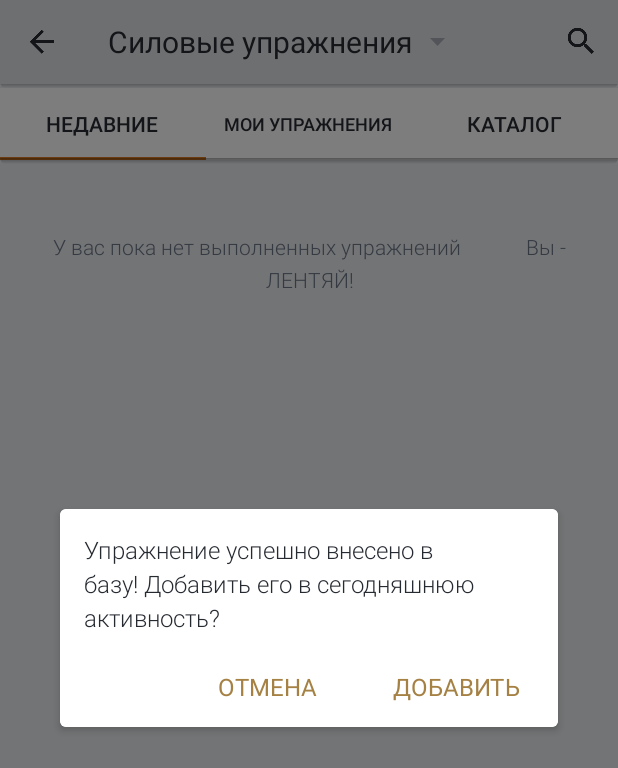
After one commit to Khavronsky/UnitedExercises, an Android app: the fragment AddExerciseToExecuteDialog placed in its activity, on a phone screen of 412 x 824 dp. The commit adds this screen. Shown: the top 768 px of the screen. Run offline under Robolectric (Android 15) with nearby library versions, the phone set to English and light mode, and no system bars; our stand-ins replace ButterKnife, Dagger/Hilt's generated code; libraries missing offline, so code that uses them is left out: rx.android.schedulers, rx.schedulers; 4 statements that could not run were skipped.

Commit message:
- Диалог добавления созданного упражнения в текущую активность - много исправлений

```diff
--- a/app/src/main/java/com/khavronsky/unitedexercises/presentation/exercise/create_new_exercises/new_cardio_exercise/CardioExerciseEditorActivity.java
+++ b/app/src/main/java/com/khavronsky/unitedexercises/presentation/exercise/create_new_exercises/new_cardio_exercise/CardioExerciseEditorActivity.java
@@ -31,6 +31,7 @@ import butterknife.Unbinder;
 
 import static android.view.View.GONE;
 import static android.view.View.VISIBLE;
+import static com.khavronsky.unitedexercises.presentation.exercise.exercise_performance.ExercisePerformActivity.MODEL_OF_EXERCISE;
 import static com.khavronsky.unitedexercises.presentation.exercise.exercises_models.CardioExerciseModel.METHOD_CAL_PER_HOUR;
 import static com.khavronsky.unitedexercises.presentation.exercise.exercises_models.CardioExerciseModel.METHOD_MET_VALUES;
 import static com.khavronsky.unitedexercises.presentation.exercise.exercises_models.CardioExerciseModel.TYPE_NOT_SPECIFY;
@@ -336,7 +337,7 @@ public class CardioExerciseEditorActivity extends AppCompatActivity implements V
             mPresenter.editData(mCardioExerciseModel);
         }
         Intent intent = new Intent();
-        intent.putExtra(CARDIO.name(), mCardioExerciseModel);
+        intent.putExtra(MODEL_OF_EXERCISE, mCardioExerciseModel);
         setResult(RESULT_OK, intent);
         finish();
 
--- a/app/src/main/java/com/khavronsky/unitedexercises/presentation/exercise/create_new_exercises/new_power_exercise/PowerExerciseEditorActivity.java
+++ b/app/src/main/java/com/khavronsky/unitedexercises/presentation/exercise/create_new_exercises/new_power_exercise/PowerExerciseEditorActivity.java
@@ -24,6 +24,7 @@ import butterknife.BindView;
 import butterknife.ButterKnife;
 import butterknife.Unbinder;
 
+import static com.khavronsky.unitedexercises.presentation.exercise.exercise_performance.ExercisePerformActivity.MODEL_OF_EXERCISE;
 import static com.khavronsky.unitedexercises.presentation.exercise.exercises_models.ExerciseModel.ExerciseType.POWER;
 
 public class PowerExerciseEditorActivity extends AppCompatActivity implements View.OnClickListener, IView {
@@ -142,7 +143,7 @@ public class PowerExerciseEditorActivity extends AppCompatActivity implements Vi
         }
 
         Intent intent = new Intent();
-        intent.putExtra(POWER.name(), mPowerExerciseModel);
+        intent.putExtra(MODEL_OF_EXERCISE, mPowerExerciseModel);
         setResult(RESULT_OK, intent);
         finish();
         return true;
--- /dev/null
+++ b/app/src/main/java/com/khavronsky/unitedexercises/presentation/exercise/exercises_catalogs/custom_ex_catalog/AddExerciseToExecuteDialog.java
@@ -0,0 +1,62 @@
+package com.khavronsky.unitedexercises.presentation.exercise.exercises_catalogs.custom_ex_catalog;
+
+
+import com.khavronsky.unitedexercises.R;
+import com.khavronsky.unitedexercises.utils.import_from_grand_project.BaseDialogFragment;
+
+import android.app.Dialog;
+import android.os.Bundle;
+import android.support.annotation.NonNull;
+import android.support.annotation.Nullable;
+import android.view.LayoutInflater;
+import android.view.View;
+import android.view.ViewGroup;
+import android.view.Window;
+import android.widget.TextView;
+
+public class AddExerciseToExecuteDialog extends BaseDialogFragment {
+
+    private TextView mPositiveBtn;
+    private TextView mNegativeBtn;
+
+
+
+
+
+    @NonNull
+    @Override
+    public Dialog onCreateDialog(Bundle savedInstanceState) {
+        Dialog dialog = new Dialog(getContext(), R.style.FullScreenDialog);
+        if (dialog.getWindow() != null) {
+            dialog.getWindow().requestFeature(Window.FEATURE_NO_TITLE);
+        }
+        return dialog;
+    }
+
+    @Nullable
+    @Override
+    public View onCreateView(final LayoutInflater inflater, @Nullable final ViewGroup container,
+            @Nullable final Bundle savedInstanceState) {
+        View v = inflater.inflate(R.layout.add_exercise_to_execute_dialog, container, false);
+        mPositiveBtn = (TextView) v.findViewById(R.id.add_ex_to_exe_ok_btn);
+        mNegativeBtn = (TextView) v.findViewById(R.id.add_ex_to_exe_cancel_btn);
+
+        mPositiveBtn.setOnClickListener(this);
+        mNegativeBtn.setOnClickListener(this);
+        return v;
+    }
+
+    @Override
+    public void onClick(final View v) {
+        int id = v.getId();
+        dismiss();
+        switch (id){
+            case R.id.add_ex_to_exe_ok_btn:
+                getCallback().doButtonClick1(null);
+                break;
+            case R.id.add_ex_to_exe_cancel_btn:
+                getCallback().doButtonClick2();
+                break;
+        }
+    }
+}
--- /dev/null
+++ b/app/src/main/res/layout/add_exercise_to_execute_dialog.xml
@@ -0,0 +1,72 @@
+<?xml version="1.0" encoding="utf-8"?>
+<RelativeLayout xmlns:android="http://schemas.android.com/apk/res/android"
+    xmlns:app="http://schemas.android.com/apk/res-auto"
+    xmlns:custom="http://schemas.android.com/apk/res-auto"
+    android:layout_width="match_parent"
+    android:layout_height="match_parent"
+    android:background="#80000000">
+
+    <android.support.v7.widget.CardView
+        android:layout_width="match_parent"
+        android:layout_height="wrap_content"
+        android:layout_centerVertical="true"
+        android:layout_gravity="center"
+        android:layout_marginBottom="48dp"
+        android:layout_marginEnd="40dp"
+        android:layout_marginStart="40dp"
+        android:layout_marginTop="48dp"
+        app:cardElevation="3dp"
+        custom:cardCornerRadius="4dp">
+
+        <LinearLayout
+            android:layout_width="match_parent"
+            android:layout_height="wrap_content"
+            android:background="#ffffff"
+            android:orientation="vertical">
+
+            <TextView
+                android:id="@+id/add_ex_to_exe_message"
+                android:layout_width="match_parent"
+                android:layout_height="wrap_content"
+                android:fontFamily="sans-serif-light"
+                android:gravity="start"
+                android:layout_margin="16dp"
+                android:lineSpacingExtra="4sp"
+                android:text="Упражнение успешно внесено в базу! Добавить его в сегодняшнюю активность?"
+                android:textColor="@color/gray5"
+                android:textSize="16sp"
+                android:textStyle="normal" />
+
+            <LinearLayout
+                android:layout_width="wrap_content"
+                android:layout_height="wrap_content"
+                android:layout_gravity="end">
+
+                <TextView
+                    android:id="@+id/add_ex_to_exe_cancel_btn"
+                    android:layout_width="wrap_content"
+                    android:layout_height="wrap_content"
+                    android:paddingBottom="16dp"
+                    android:paddingLeft="25dp"
+                    android:paddingRight="25dp"
+                    android:paddingTop="8dp"
+                    android:text="ОТМЕНА"
+                    android:textColor="@color/gold3"
+                    android:textSize="16sp" />
+
+                <TextView
+                    android:id="@+id/add_ex_to_exe_ok_btn"
+                    android:layout_width="wrap_content"
+                    android:layout_height="wrap_content"
+                    android:paddingBottom="16dp"
+                    android:paddingLeft="25dp"
+                    android:paddingRight="25dp"
+                    android:paddingTop="8dp"
+                    android:text="ДОБАВИТЬ"
+                    android:textColor="@color/gold3"
+                    android:textSize="16sp" />
+            </LinearLayout>
+        </LinearLayout>
+    </android.support.v7.widget.CardView>
+
+</RelativeLayout>
--- a/app/src/main/res/layout/custom_exercises_fragment.xml
+++ b/app/src/main/res/layout/custom_exercises_fragment.xml
@@ -51,6 +51,7 @@ android:orientation="vertical">
     android:layout_width="wrap_content"
     android:layout_height="wrap_content"
     android:layout_marginTop="32dp"
+    android:layout_marginBottom="32dp"
     android:fontFamily="sans-serif-medium"
     android:gravity="center_horizontal"
     android:lineSpacingExtra="6sp"
```
Also changed, not shown: app/src/main/java/com/khavronsky/unitedexercises/presentation/exercise/exercises_catalogs/custom_ex_catalog/AdapterToCustomExerciseRecycler.java (+7 -1 lines), app/src/main/java/com/khavronsky/unitedexercises/presentation/exercise/exercises_catalogs/custom_ex_catalog/CustomExercisesFragment.java (+31 -0 lines), app/src/main/java/com/khavronsky/unitedexercises/presentation/exercise/exercises_catalogs/recent_ex_catalog/AdapterToRecentExerciseRecycler.java (+7 -0 lines).
